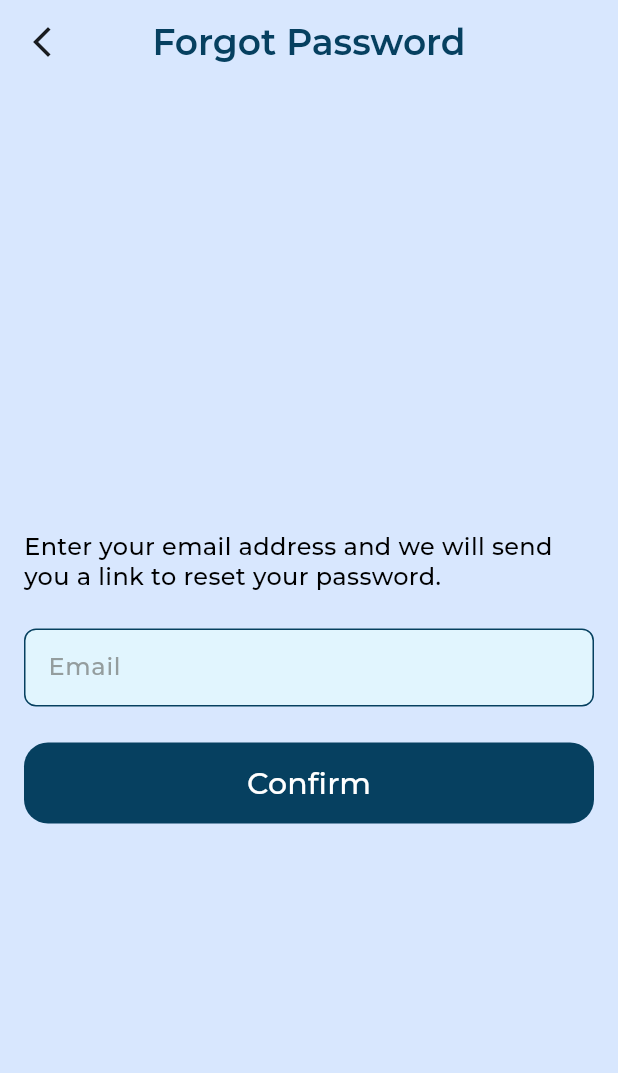
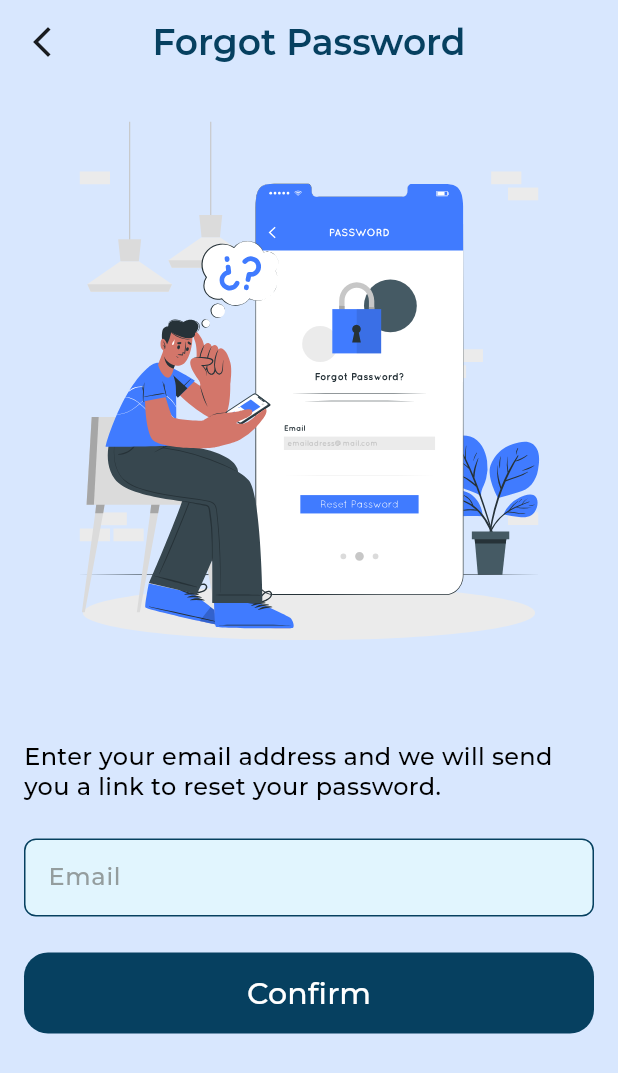
Before and after one commit to engAhmedSami/NewsAppAdv, a Flutter app: the ForgotPasswordView screen opened directly, on a phone screen of 412 x 824 dp. Shown: the top 1073 px of the screen. Run offline on Flutter 3.47's test engine with Material 3 defaults, Android fonts, the phone set to English and light mode, and no system bars; drawn by our look-alikes of modal_progress_hud_nsn; our stand-ins replace country_picker, dartz, dots_indicator, firebase_auth, firebase_core, flutter_bloc and 8 more; missing offline and left inert: flutter_facebook_auth; accounts and stored records are empty; project files that could hold a hidden picture were left out.

Commit message:
"Added SVG image to forgot password view and wrapped column with SingleChildScrollView"

```diff
--- a/lib/Featuers/auth/presentation/view/widget/forgot_password_view_body.dart
+++ b/lib/Featuers/auth/presentation/view/widget/forgot_password_view_body.dart
@@ -1,5 +1,7 @@
 import 'package:flutter/widgets.dart';
 import 'package:flutter_bloc/flutter_bloc.dart';
+import 'package:flutter_svg/svg.dart';
+import 'package:newsapp/Core/utils/app_images.dart';
 import 'package:newsapp/Core/utils/app_styles.dart';
 import 'package:newsapp/Core/widget/custom_botton.dart';
 import 'package:newsapp/Core/widget/custom_text_field.dart';
@@ -26,10 +28,12 @@ class _ForgotPasswordViewBodyState extends State<ForgotPasswordViewBody> {
   Widget build(BuildContext context) {
     return Padding(
       padding: const EdgeInsets.symmetric(horizontal: kHorizintalPadding),
+      child: SingleChildScrollView(
         child: Column(
-        crossAxisAlignment: CrossAxisAlignment.start,
           mainAxisAlignment: MainAxisAlignment.center,
           children: [
+            const SizedBox(height: 15),
+            SvgPicture.asset(Assets.imagesForgotPassword, height: 400),
             const SizedBox(height: 24),
             const Text(
               'Enter your email address and we will send you a link to reset your password.',
@@ -51,6 +55,7 @@ class _ForgotPasswordViewBodyState extends State<ForgotPasswordViewBody> {
                 text: 'Confirm')
           ],
         ),
+      ),
     );
   }
 }
```
Lines whose indentation alone changed are shown as unchanged.
